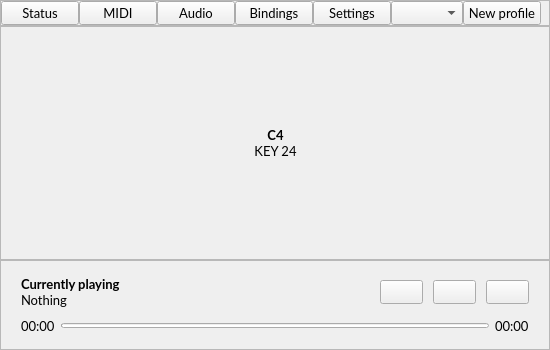
This is mainwindow.ui in Frewacom/midi-soundboard as Qt 5 draws it before an edit. The edited form follows.
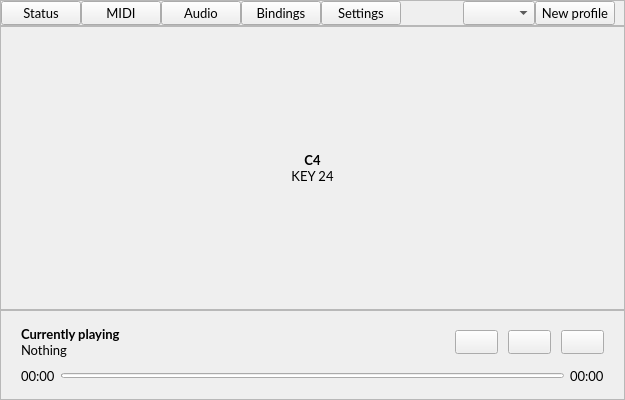
This is the edited form. Icons and pictures are not drawn.

```diff
--- a/mainwindow.ui
+++ b/mainwindow.ui
@@ -6,8 +6,8 @@
    <rect>
     <x>0</x>
     <y>0</y>
-    <width>550</width>
-    <height>350</height>
+    <width>625</width>
+    <height>400</height>
    </rect>
   </property>
   <property name="sizePolicy">
```
